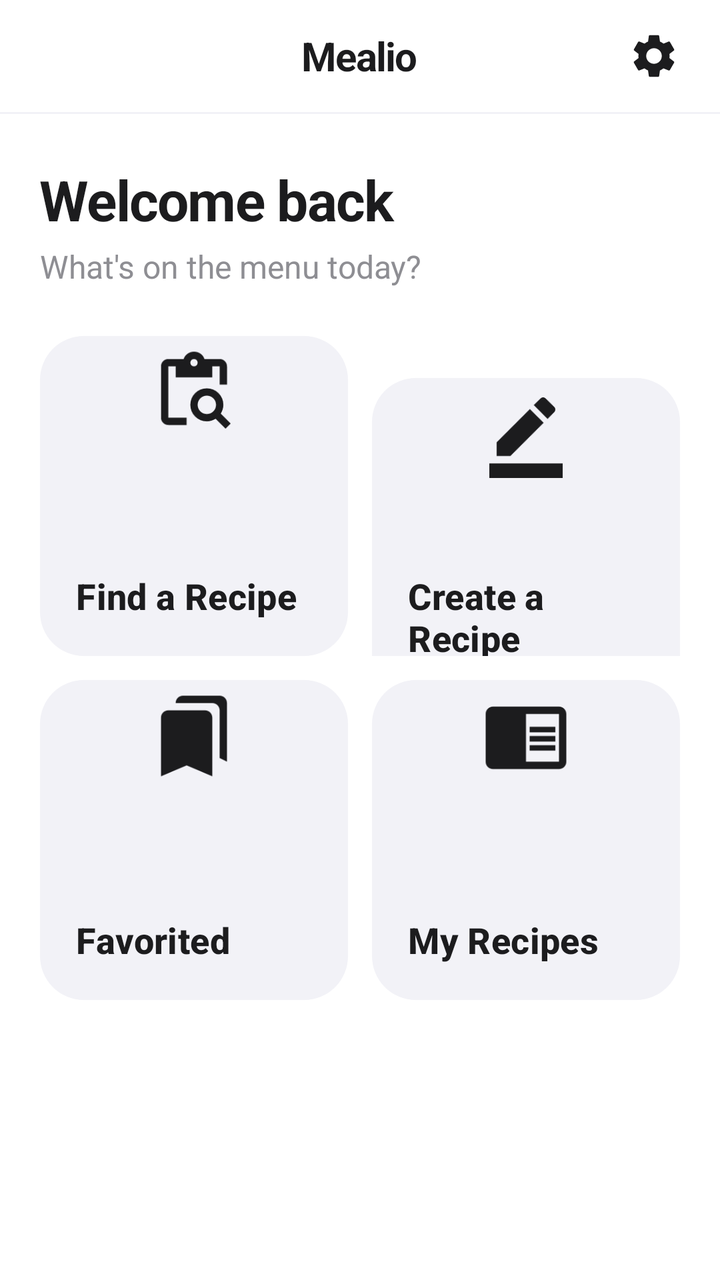
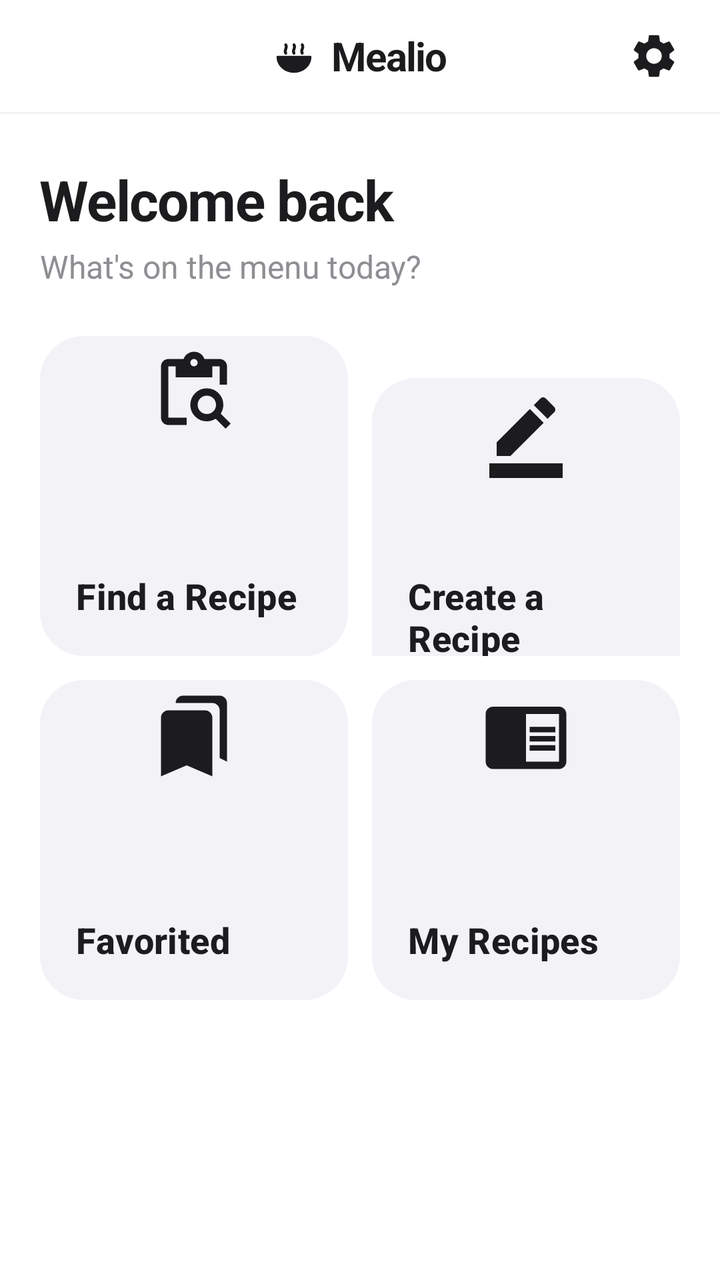

Screens rendered from an Android XML layout before and after an edit, with the pre-edit source and the edit as a unified diff.
<!-- AndroidManifest.xml: application theme Theme.Mealio -->
<!-- res/layout/home_page.xml -->
<?xml version="1.0" encoding="utf-8"?>
<RelativeLayout xmlns:android="http://schemas.android.com/apk/res/android"
    xmlns:app="http://schemas.android.com/apk/res-auto"
    android:layout_width="match_parent"
    android:layout_height="match_parent"
    android:background="#FFFFFF">

    <RelativeLayout
        android:id="@+id/top_bar"
        android:layout_width="match_parent"
        android:layout_height="56dp"
        android:background="#FFFFFF"
        android:paddingStart="20dp"
        android:paddingEnd="20dp">

        <TextView
            android:layout_width="wrap_content"
            android:layout_height="wrap_content"
            android:layout_centerInParent="true"
            android:letterSpacing="-0.03"
            android:text="Mealio"
            android:textColor="#1C1C1E"
            android:textSize="20sp"
            android:textStyle="bold" />

        <ImageView
            android:id="@+id/settings"
            android:layout_width="26dp"
            android:layout_height="26dp"
            android:layout_alignParentEnd="true"
            android:layout_centerVertical="true"
            android:src="@drawable/settings_icon_dark"
            app:tint="#1C1C1E" />

    </RelativeLayout>

    <View
        android:id="@+id/top_divider"
        android:layout_width="match_parent"
        android:layout_height="1dp"
        android:layout_below="@id/top_bar"
        android:background="#F2F2F7" />

    <LinearLayout
        android:id="@+id/home_page_main_layout"
        android:layout_width="match_parent"
        android:layout_height="match_parent"
        android:layout_above="@id/ad_layout"
        android:layout_below="@id/top_divider"
        android:background="#FFFFFF"
        android:orientation="vertical"
        android:paddingStart="20dp"
        android:paddingEnd="20dp"
        android:paddingTop="24dp">

        <TextView
            android:id="@+id/welcome_bar"
            android:layout_width="match_parent"
            android:layout_height="wrap_content"
            android:letterSpacing="-0.02"
            android:text="Welcome back"
            android:textColor="#1C1C1E"
            android:textSize="28sp"
            android:textStyle="bold" />

        <TextView
            android:id="@+id/welcome_subtitle"
            android:layout_width="match_parent"
            android:layout_height="wrap_content"
            android:layout_marginTop="4dp"
            android:text="What's on the menu today?"
            android:textColor="#8E8E93"
            android:textSize="16sp" />

        <LinearLayout
            android:layout_width="match_parent"
            android:layout_height="wrap_content"
            android:layout_marginTop="24dp"
            android:orientation="horizontal">

            <com.google.android.material.button.MaterialButton
                android:id="@+id/lookup"
                android:layout_width="0dp"
                android:layout_height="160dp"
                android:layout_marginEnd="6dp"
                android:layout_weight="1"
                android:gravity="bottom|start"
                android:insetTop="0dp"
                android:insetBottom="0dp"
                android:paddingStart="18dp"
                android:paddingEnd="18dp"
                android:paddingBottom="18dp"
                android:text="Find a Recipe"
                android:textAlignment="textStart"
                android:textColor="#1C1C1E"
                android:textSize="18sp"
                android:textStyle="bold"
                app:backgroundTint="#F2F2F7"
                app:cornerRadius="22dp"
                app:elevation="0dp"
                app:icon="@drawable/find"
                app:iconGravity="top"
                app:iconPadding="0dp"
                app:iconSize="44dp"
                app:iconTint="#1C1C1E"
                app:strokeWidth="0dp" />

            <com.google.android.material.button.MaterialButton
                android:id="@+id/create"
                android:layout_width="0dp"
                android:layout_height="160dp"
                android:layout_marginStart="6dp"
                android:layout_weight="1"
                android:gravity="bottom|start"
                android:insetTop="0dp"
                android:insetBottom="0dp"
                android:paddingStart="18dp"
                android:paddingEnd="18dp"
                android:paddingBottom="18dp"
                android:text="Create a Recipe"
                android:textAlignment="textStart"
                android:textColor="#1C1C1E"
                android:textSize="18sp"
                android:textStyle="bold"
                app:backgroundTint="#F2F2F7"
                app:cornerRadius="22dp"
                app:elevation="0dp"
                app:icon="@drawable/create"
                app:iconGravity="top"
                app:iconPadding="0dp"
                app:iconSize="44dp"
                app:iconTint="#1C1C1E"
                app:strokeWidth="0dp" />

        </LinearLayout>

        <LinearLayout
            android:layout_width="match_parent"
            android:layout_height="wrap_content"
            android:layout_marginTop="12dp"
            android:orientation="horizontal">

            <com.google.android.material.button.MaterialButton
                android:id="@+id/favorite"
                android:layout_width="0dp"
                android:layout_height="160dp"
                android:layout_marginEnd="6dp"
                android:layout_weight="1"
                android:gravity="bottom|start"
                android:insetTop="0dp"
                android:insetBottom="0dp"
                android:paddingStart="18dp"
                android:paddingEnd="18dp"
                android:paddingBottom="18dp"
                android:text="Favorited"
                android:textAlignment="textStart"
                android:textColor="#1C1C1E"
                android:textSize="18sp"
                android:textStyle="bold"
                app:backgroundTint="#F2F2F7"
                app:cornerRadius="22dp"
                app:elevation="0dp"
                app:icon="@drawable/bookmark_dark"
                app:iconGravity="top"
                app:iconPadding="0dp"
                app:iconSize="44dp"
                app:iconTint="#1C1C1E"
                app:strokeWidth="0dp" />

            <com.google.android.material.button.MaterialButton
                android:id="@+id/mine"
                android:layout_width="0dp"
                android:layout_height="160dp"
                android:layout_marginStart="6dp"
                android:layout_weight="1"
                android:gravity="bottom|start"
                android:insetTop="0dp"
                android:insetBottom="0dp"
                android:paddingStart="18dp"
                android:paddingEnd="18dp"
                android:paddingBottom="18dp"
                android:text="My Recipes"
                android:textAlignment="textStart"
                android:textColor="#1C1C1E"
                android:textSize="18sp"
                android:textStyle="bold"
                app:backgroundTint="#F2F2F7"
                app:cornerRadius="22dp"
                app:elevation="0dp"
                app:icon="@drawable/created"
                app:iconGravity="top"
                app:iconPadding="0dp"
                app:iconSize="44dp"
                app:iconTint="#1C1C1E"
                app:strokeWidth="0dp" />

        </LinearLayout>

    </LinearLayout>

    <LinearLayout
        android:id="@+id/ad_layout"
        android:layout_width="match_parent"
        android:layout_height="100dp"
        android:layout_alignParentBottom="true"
        android:orientation="horizontal" />

</RelativeLayout>
<!-- resources referenced by this layout -->
<resources>
  <!-- drawable bookmark_dark (drawable) -->
  <vector xmlns:android="http://schemas.android.com/apk/res/android" android:height="24dp" android:tint="#575757" android:viewportHeight="24" android:viewportWidth="24" android:width="24dp">
        
      <path android:fillColor="@android:color/white" android:pathData="M19,18l2,1V3c0,-1.1 -0.9,-2 -2,-2H8.99C7.89,1 7,1.9 7,3h10c1.1,0 2,0.9 2,2v13zM15,5H5c-1.1,0 -2,0.9 -2,2v16l7,-3 7,3V7c0,-1.1 -0.9,-2 -2,-2z"/>
      
  </vector>
  <!-- drawable create (drawable) -->
  <vector xmlns:android="http://schemas.android.com/apk/res/android" android:height="24dp" android:tint="#575757" android:viewportHeight="24" android:viewportWidth="24" android:width="24dp">
        
      <path android:fillColor="@android:color/white" android:pathData="M22,24H2v-4h20V24zM13.06,5.19l3.75,3.75L7.75,18H4v-3.75L13.06,5.19zM17.88,7.87l-3.75,-3.75l1.83,-1.83c0.39,-0.39 1.02,-0.39 1.41,0l2.34,2.34c0.39,0.39 0.39,1.02 0,1.41L17.88,7.87z"/>
      
  </vector>
  <!-- drawable created (drawable) -->
  <vector xmlns:android="http://schemas.android.com/apk/res/android" android:autoMirrored="true" android:height="24dp" android:tint="#575757" android:viewportHeight="24" android:viewportWidth="24" android:width="24dp">
        
      <path android:fillColor="@android:color/white" android:pathData="M13,12h7v1.5h-7zM13,9.5h7L20,11h-7zM13,14.5h7L20,16h-7zM21,4L3,4c-1.1,0 -2,0.9 -2,2v13c0,1.1 0.9,2 2,2h18c1.1,0 2,-0.9 2,-2L23,6c0,-1.1 -0.9,-2 -2,-2zM21,19h-9L12,6h9v13z"/>
      
  </vector>
  <style name="Theme.Mealio" parent="Base.Theme.Mealio" />
  <style name="Base.Theme.Mealio" parent="Theme.Material3.DayNight.NoActionBar">
          
          
      </style>
  <!-- unchanged entries left out for length: 2 -->
</resources>

<!-- the commit's change to res/layout/home_page.xml (unified diff, before → after) -->
@@ -13,15 +13,30 @@
         android:paddingStart="20dp"
         android:paddingEnd="20dp">
 
-        <TextView
+        <LinearLayout
             android:layout_width="wrap_content"
             android:layout_height="wrap_content"
             android:layout_centerInParent="true"
-            android:letterSpacing="-0.03"
-            android:text="Mealio"
-            android:textColor="#1C1C1E"
-            android:textSize="20sp"
-            android:textStyle="bold" />
+            android:gravity="center_vertical"
+            android:orientation="horizontal">
+
+            <ImageView
+                android:layout_width="22dp"
+                android:layout_height="22dp"
+                android:layout_marginEnd="8dp"
+                android:src="@drawable/ic_logo"
+                android:contentDescription="Mealio logo" />
+
+            <TextView
+                android:layout_width="wrap_content"
+                android:layout_height="wrap_content"
+                android:letterSpacing="-0.03"
+                android:text="Mealio"
+                android:textColor="#1C1C1E"
+                android:textSize="20sp"
+                android:textStyle="bold" />
+
+        </LinearLayout>
 
         <ImageView
             android:id="@+id/settings"
<!-- resource entries referenced after the edit -->
@@ -18,6 +18,39 @@
       <path android:fillColor="@android:color/white" android:pathData="M13,12h7v1.5h-7zM13,9.5h7L20,11h-7zM13,14.5h7L20,16h-7zM21,4L3,4c-1.1,0 -2,0.9 -2,2v13c0,1.1 0.9,2 2,2h18c1.1,0 2,-0.9 2,-2L23,6c0,-1.1 -0.9,-2 -2,-2zM21,19h-9L12,6h9v13z"/>
       
   </vector>
+  <!-- drawable ic_logo (drawable) -->
+  <vector xmlns:android="http://schemas.android.com/apk/res/android"
+      android:width="24dp"
+      android:height="24dp"
+      android:viewportWidth="24"
+      android:viewportHeight="24">
+  
+      <path
+          android:fillColor="#00000000"
+          android:pathData="M7.5,10.8 C6.3,9.3 8.7,7.8 7.5,6.3"
+          android:strokeColor="#1C1C1E"
+          android:strokeLineCap="round"
+          android:strokeWidth="1.6" />
+  
+      <path
+          android:fillColor="#00000000"
+          android:pathData="M12,10.8 C10.8,9.3 13.2,7.8 12,6.3"
+          android:strokeColor="#1C1C1E"
+          android:strokeLineCap="round"
+          android:strokeWidth="1.6" />
+  
+      <path
+          android:fillColor="#00000000"
+          android:pathData="M16.5,10.8 C15.3,9.3 17.7,7.8 16.5,6.3"
+          android:strokeColor="#1C1C1E"
+          android:strokeLineCap="round"
+          android:strokeWidth="1.6" />
+  
+      <path
+          android:fillColor="#1C1C1E"
+          android:pathData="M2.5,12.8 C2.5,12.5 2.7,12.3 3,12.3 L21,12.3 C21.3,12.3 21.5,12.5 21.5,12.8 C21.5,17.5 17.5,21.5 12,21.5 C6.5,21.5 2.5,17.5 2.5,12.8 Z" />
+  
+  </vector>
   <style name="Theme.Mealio" parent="Base.Theme.Mealio" />
   <style name="Base.Theme.Mealio" parent="Theme.Material3.DayNight.NoActionBar">
           
